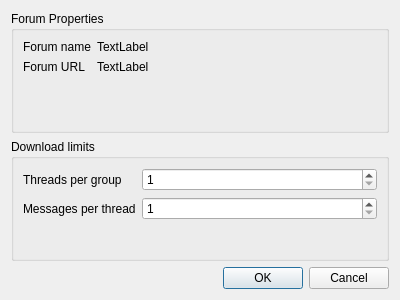
Before: the Qt Designer form src/reader/forumproperties.ui in vranki/siilihai-client, drawn with Qt 5.
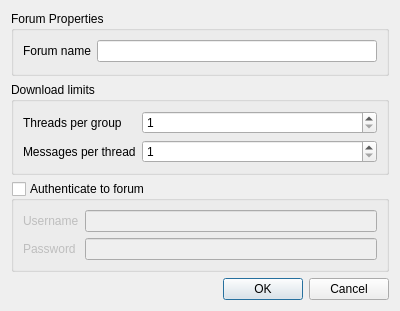
After: the same form once the commit is applied.

```diff
--- a/src/reader/forumproperties.ui
+++ b/src/reader/forumproperties.ui
@@ -7,7 +7,7 @@
     <x>0</x>
     <y>0</y>
     <width>400</width>
-    <height>300</height>
+    <height>311</height>
    </rect>
   </property>
   <property name="windowTitle">
@@ -20,6 +20,9 @@
       <string>Forum Properties</string>
      </property>
      <layout class="QFormLayout" name="formLayout">
+      <property name="fieldGrowthPolicy">
+       <enum>QFormLayout::AllNonFixedFieldsGrow</enum>
+      </property>
       <item row="0" column="0">
        <widget class="QLabel" name="label">
         <property name="text">
@@ -27,26 +30,8 @@
         </property>
        </widget>
       </item>
-      <item row="1" column="0">
-       <widget class="QLabel" name="label_2">
-        <property name="text">
-         <string>Forum URL</string>
-        </property>
-       </widget>
-      </item>
       <item row="0" column="1">
-       <widget class="QLabel" name="forumName">
-        <property name="text">
-         <string>TextLabel</string>
-        </property>
-       </widget>
-      </item>
-      <item row="1" column="1">
-       <widget class="QLabel" name="forumUrl">
-        <property name="text">
-         <string>TextLabel</string>
-        </property>
-       </widget>
+       <widget class="QLineEdit" name="forumName"/>
       </item>
      </layout>
     </widget>
@@ -94,6 +79,45 @@
      </layout>
     </widget>
    </item>
+   <item>
+    <widget class="QGroupBox" name="authenticationGroupbox">
+     <property name="title">
+      <string>Authenticate to forum</string>
+     </property>
+     <property name="checkable">
+      <bool>true</bool>
+     </property>
+     <property name="checked">
+      <bool>false</bool>
+     </property>
+     <layout class="QFormLayout" name="formLayout_3">
+      <item row="0" column="0">
+       <widget class="QLabel" name="label_5">
+        <property name="text">
+         <string>Username</string>
+        </property>
+       </widget>
+      </item>
+      <item row="0" column="1">
+       <widget class="QLineEdit" name="username"/>
+      </item>
+      <item row="1" column="0">
+       <widget class="QLabel" name="label_6">
+        <property name="text">
+         <string>Password</string>
+        </property>
+       </widget>
+      </item>
+      <item row="1" column="1">
+       <widget class="QLineEdit" name="password">
+        <property name="echoMode">
+         <enum>QLineEdit::Password</enum>
+        </property>
+       </widget>
+      </item>
+     </layout>
+    </widget>
+   </item>
    <item>
     <widget class="QDialogButtonBox" name="buttonBox">
      <property name="orientation">
```
Left out of the diff: 40 changed lines with no effect on the pictures.
